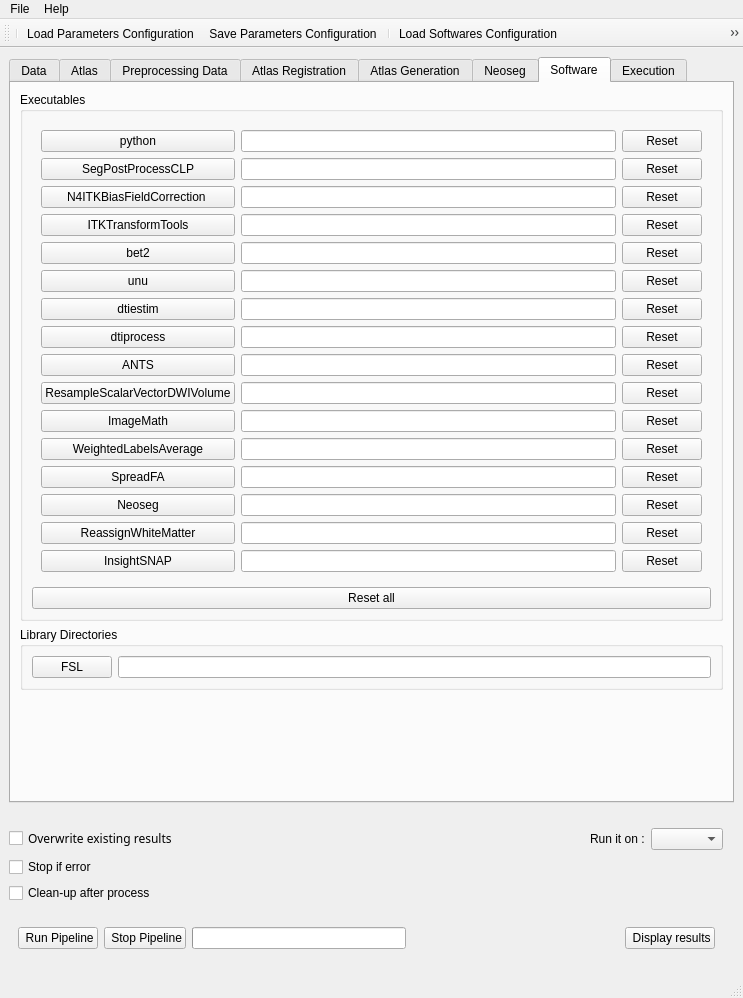
Above: NeosegPipeline/Window.ui from hay318/NeosegPipeline before the change. Below: the same form after it.
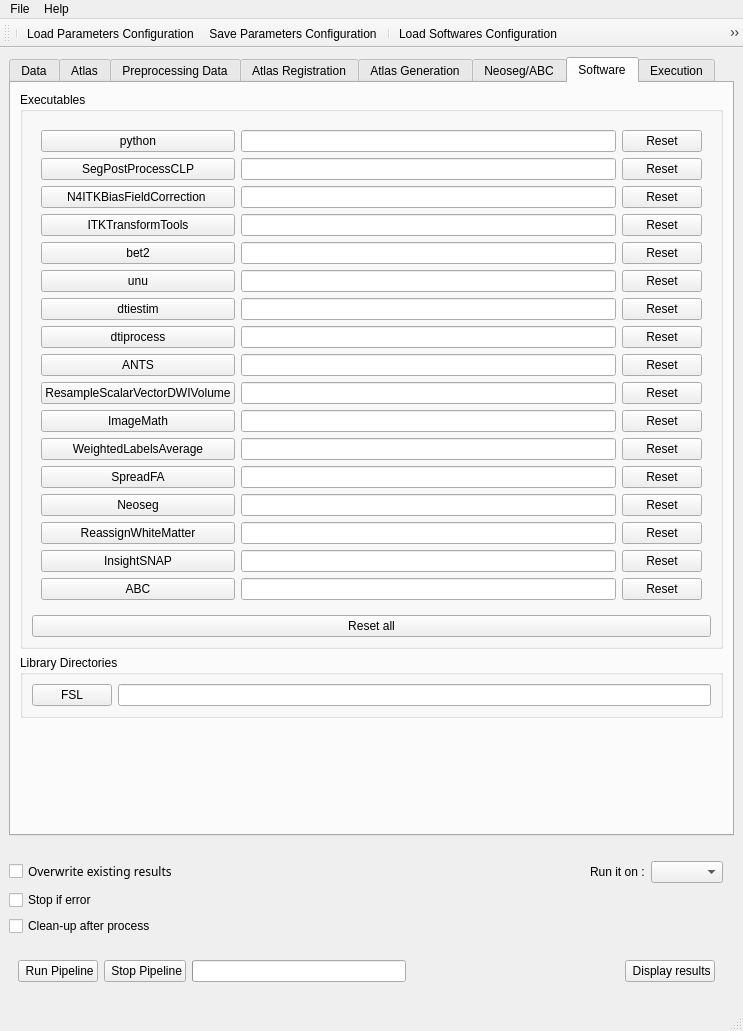
That is the form after the change. The open tabs and pages were chosen to show the change. Icons and pictures are not drawn.

Commit message: ENH: ABC has been added to the user interface.

```diff
--- a/NeosegPipeline/Window.ui
+++ b/NeosegPipeline/Window.ui
@@ -7,7 +7,7 @@
     <x>0</x>
     <y>0</y>
     <width>743</width>
-    <height>998</height>
+    <height>1031</height>
    </rect>
   </property>
   <property name="minimumSize">
@@ -1987,7 +1987,7 @@
       </widget>
       <widget class="QWidget" name="tab_2">
        <attribute name="title">
-        <string>Neoseg</string>
+        <string>Neoseg/ABC</string>
        </attribute>
        <layout class="QGridLayout" name="gridLayout_11">
         <item row="5" column="0">
@@ -2935,6 +2935,23 @@
                 </property>
                </widget>
               </item>
+              <item row="17" column="0">
+               <widget class="QPushButton" name="ABC_button">
+                <property name="text">
+                 <string>ABC</string>
+                </property>
+               </widget>
+              </item>
+              <item row="17" column="2">
+               <widget class="QLineEdit" name="ABC_lineEdit"/>
+              </item>
+              <item row="17" column="3">
+               <widget class="QPushButton" name="resetABC_button">
+                <property name="text">
+                 <string>Reset</string>
+                </property>
+               </widget>
+              </item>
              </layout>
             </widget>
            </item>
```
Left out of the diff: 24 changed lines with no effect on the pictures. The commit also changes 5 other files.
